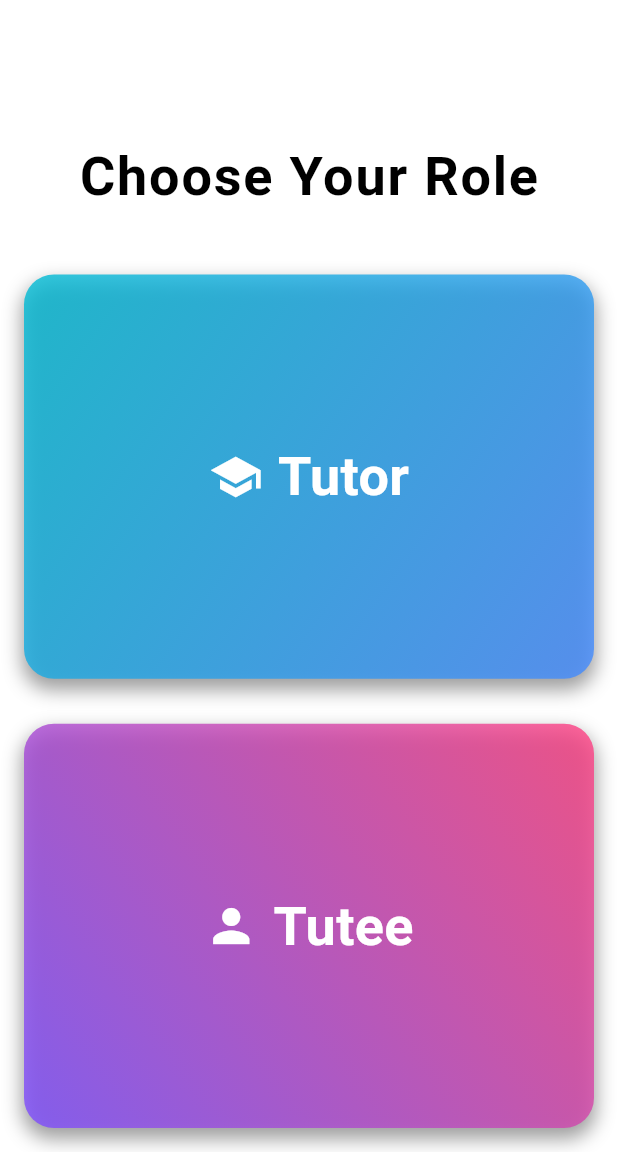
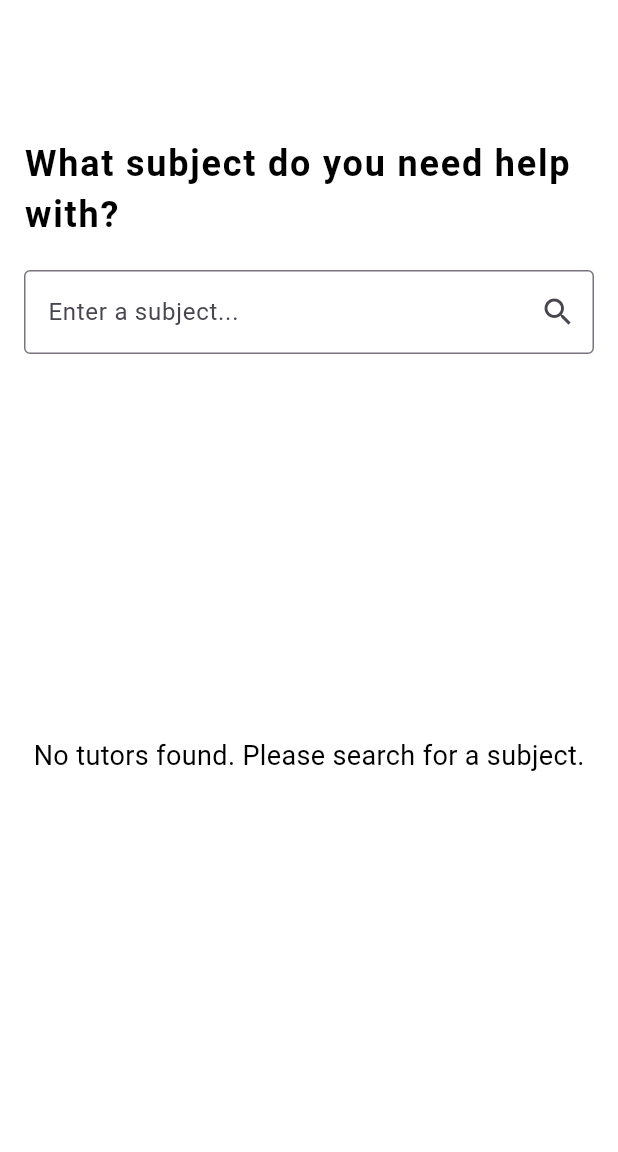
Before and after one commit to ananya-sreewastav/BrainSwipe, a Flutter app: the TutorPage screen opened by its route, after a tap on "Tutee", on a phone screen of 412 x 824 dp, the part 84-1236 px from its top. Run offline on Flutter 3.47's test engine with Material 3 defaults, Android fonts, the light colour scheme and no system bars; our stand-ins replace cloud_firestore, file_picker, firebase_auth, firebase_core, google_fonts, swipe_cards and 1 more; accounts and stored records are empty.

Commit message:
tutee page created.

```diff
--- /dev/null
+++ b/lib/tutee_page.dart
@@ -0,0 +1,117 @@
+import 'package:flutter/material.dart';
+import 'package:google_fonts/google_fonts.dart';
+import 'package:cloud_firestore/cloud_firestore.dart'; // Firebase Firestore
+
+class TuteePage extends StatefulWidget {
+  @override
+  _TuteePageState createState() => _TuteePageState();
+}
+
+class _TuteePageState extends State<TuteePage> {
+  final TextEditingController _subjectController = TextEditingController();
+  List<DocumentSnapshot> availableTutors = [];
+
+  // Firestore instance
+  final FirebaseFirestore _firestore = FirebaseFirestore.instance;
+
+  void searchTutors(String subject) async {
+    if (subject.isNotEmpty) {
+      final result = await _firestore
+          .collection('tutors')
+          .where('subjects', arrayContains: subject)
+          .get();
+
+      setState(() {
+        availableTutors = result.docs;
+      });
+    }
+  }
+
+  @override
+  Widget build(BuildContext context) {
+    final isDarkMode = Theme.of(context).brightness == Brightness.dark;
+
+    return Scaffold(
+      appBar: AppBar(
+        backgroundColor: isDarkMode ? Colors.grey[900] : Color(0xFF052659),
+        title: Text(
+          'BrainSwipe',
+          style: GoogleFonts.playfairDisplay(
+            color: Colors.white,
+            fontSize: 24,
+          ),
+        ),
+        centerTitle: true,
+      ),
+      backgroundColor: isDarkMode ? Colors.black : Colors.white,
+      body: Padding(
+        padding: const EdgeInsets.all(16.0),
+        child: Column(
+          children: [
+            SizedBox(height: AppBar().preferredSize.height + 20),
+            Center(
+              child: Text(
+                'What subject do you need help with?',
+                style: TextStyle(
+                  fontSize: 24,
+                  fontWeight: FontWeight.bold,
+                  letterSpacing: 1.2,
+                  color: isDarkMode ? Colors.white : Colors.black,
+                ),
+              ),
+            ),
+            SizedBox(height: 20),
+            TextField(
+              controller: _subjectController,
+              decoration: InputDecoration(
+                hintText: 'Enter a subject...',
+                border: OutlineInputBorder(),
+                suffixIcon: IconButton(
+                  icon: Icon(Icons.search),
+                  onPressed: () => searchTutors(_subjectController.text),
+                ),
+              ),
+            ),
+            SizedBox(height: 20),
+            availableTutors.isEmpty
+                ? Expanded(
+              child: Center(
+                child: Text(
+                  'No tutors found. Please search for a subject.',
+                  style: TextStyle(
+                    fontSize: 18,
+                    color: isDarkMode ? Colors.white : Colors.black,
+                  ),
+                ),
+              ),
+            )
+                : Expanded(
+              child: ListView.builder(
+                itemCount: availableTutors.length,
+                itemBuilder: (context, index) {
+                  var tutorData = availableTutors[index].data() as Map<String, dynamic>;
+                  return Card(
+                    margin: EdgeInsets.symmetric(vertical: 10),
+                    child: ListTile(
+                      title: Text(
+                        '${tutorData['name']} - ${tutorData['subjects'].join(', ')}',
+                        style: TextStyle(
+                          fontSize: 18,
+                          fontWeight: FontWeight.w500,
+                        ),
+                      ),
+                      trailing: Icon(Icons.arrow_forward),
+                      onTap: () {
+                        // Add navigation to tutor details or booking page
+                      },
+                    ),
+                  );
+                },
+              ),
+            ),
+          ],
+        ),
+      ),
+    );
+  }
+}
--- a/lib/tutor_page.dart
+++ b/lib/tutor_page.dart
@@ -1,5 +1,6 @@
 import 'package:flutter/material.dart';
-import 'tut.dart'; // Make sure to replace this with the correct import for your TuteePage
+import 'tut.dart'; // Ensure this import is correct for the tutor page
+import 'tutee_page.dart'; // Import your TuteePage here
 import 'package:google_fonts/google_fonts.dart';
 
 class TutorPage extends StatelessWidget {
@@ -47,7 +48,7 @@ class TutorPage extends StatelessWidget {
                       onTap: () {
                         Navigator.push(
                           context,
-                          MaterialPageRoute(builder: (context) => Tut()), // Replace with your TuteePage
+                          MaterialPageRoute(builder: (context) => Tut()), // Navigates to Tutor page
                         );
                       },
                       child: AnimatedContainer(
@@ -93,7 +94,10 @@ class TutorPage extends StatelessWidget {
                   Expanded(
                     child: GestureDetector(
                       onTap: () {
-                        // Replace this with the navigation to your desired page
+                        Navigator.push(
+                          context,
+                          MaterialPageRoute(builder: (context) => TuteePage()), // Navigates to Tutee page
+                        );
                       },
                       child: AnimatedContainer(
                         duration: Duration(milliseconds: 300),
```
